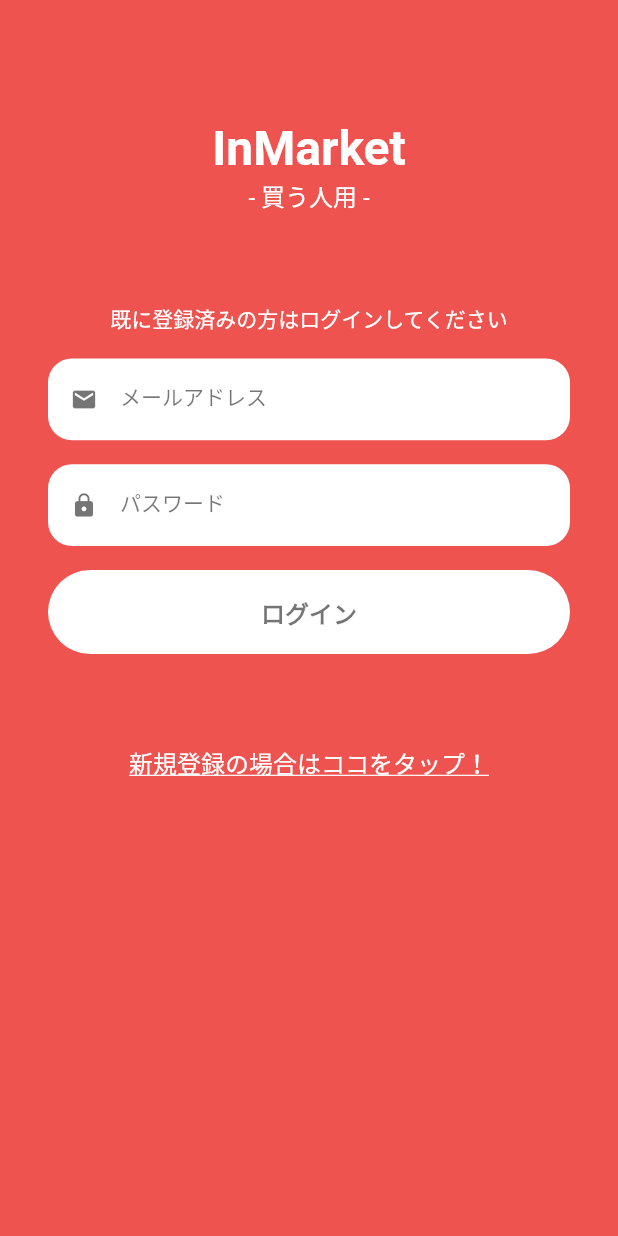
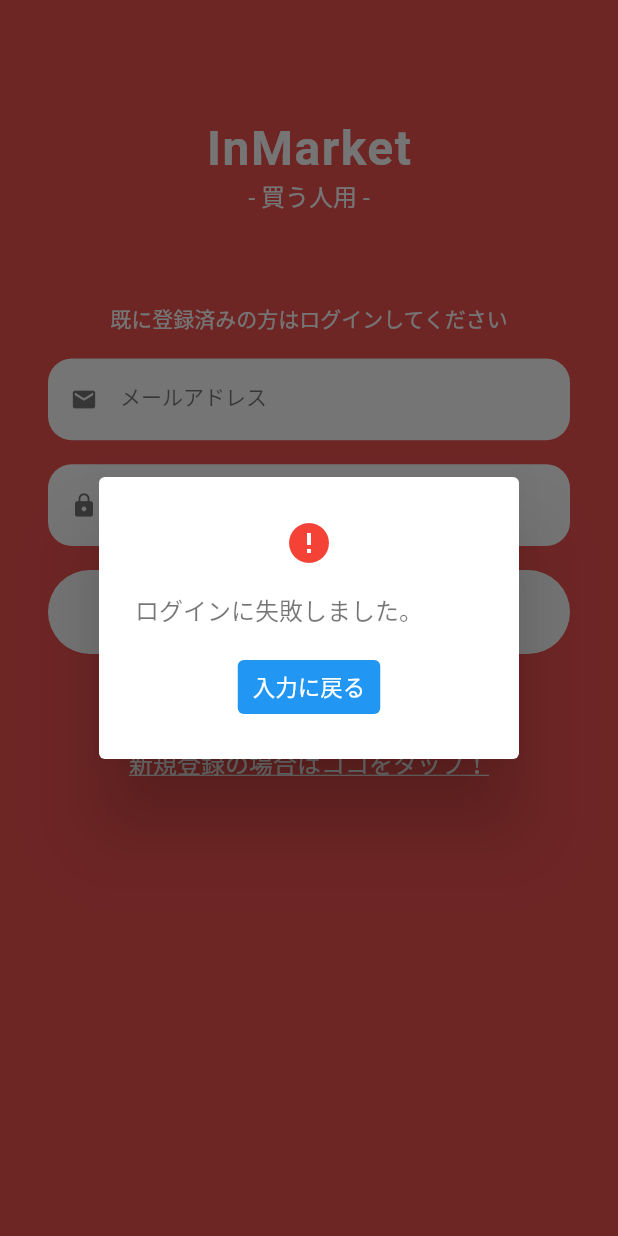
Before and after one commit to agora-creation/in_market_user_app, a Flutter app: the screen it shows after launch, after a tap on "ログイン", on a phone screen of 412 x 824 dp. Run offline on Flutter 3.47's test engine with Material 2 defaults, Android fonts, the phone set to English and light mode, and no system bars; our stand-ins replace firebase_core, flutter_spinkit; accounts and stored records are empty; Roboto replaces fonts that are missing (SourceHanSans-Bold, SourceHanSans-Regular).

Commit message:
20220521 commit

```diff
--- a/lib/helpers/style.dart
+++ b/lib/helpers/style.dart
@@ -23,3 +23,12 @@ ThemeData theme() {
     visualDensity: VisualDensity.adaptivePlatformDensity,
   );
 }
+
+const BoxDecoration loginDecoration = BoxDecoration(
+  color: Color(0xFFEF5350),
+);
+
+const TextStyle loginMessageStyle = TextStyle(
+  color: Colors.white,
+  fontSize: 14.0,
+);
--- a/lib/main.dart
+++ b/lib/main.dart
@@ -1,11 +1,15 @@
+import 'package:firebase_core/firebase_core.dart';
 import 'package:flutter/material.dart';
 import 'package:flutter/services.dart';
 import 'package:flutter_localizations/flutter_localizations.dart';
 import 'package:in_market_user_app/helpers/style.dart';
+import 'package:in_market_user_app/providers/auth.dart';
 import 'package:in_market_user_app/screens/splash.dart';
+import 'package:provider/provider.dart';
 
 Future main() async {
   WidgetsFlutterBinding.ensureInitialized();
+  await Firebase.initializeApp();
   SystemChrome.setPreferredOrientations([
     DeviceOrientation.portraitUp,
   ]);
@@ -17,7 +21,11 @@ class MyApp extends StatelessWidget {
 
   @override
   Widget build(BuildContext context) {
-    return MaterialApp(
+    return MultiProvider(
+      providers: [
+        ChangeNotifierProvider.value(value: AuthProvider()),
+      ],
+      child: MaterialApp(
         debugShowCheckedModeBanner: false,
         localizationsDelegates: const [
           GlobalMaterialLocalizations.delegate,
@@ -29,6 +37,7 @@ class MyApp extends StatelessWidget {
         title: 'InMarket(買う人用)',
         theme: theme(),
         home: const SplashScreen(),
+      ),
     );
   }
 }
--- /dev/null
+++ b/lib/models/user.dart
@@ -0,0 +1 @@
+class UserModel {}
--- /dev/null
+++ b/lib/providers/auth.dart
@@ -0,0 +1,6 @@
+import 'package:flutter/material.dart';
+
+class AuthProvider with ChangeNotifier {
+  TextEditingController emailController = TextEditingController();
+  TextEditingController passwordController = TextEditingController();
+}
--- a/lib/screens/login.dart
+++ b/lib/screens/login.dart
@@ -1,8 +1,10 @@
 import 'package:flutter/material.dart';
 import 'package:flutter/services.dart';
 import 'package:in_market_user_app/helpers/functions.dart';
+import 'package:in_market_user_app/helpers/style.dart';
 import 'package:in_market_user_app/screens/regist.dart';
 import 'package:in_market_user_app/widgets/custom_text_form_field.dart';
+import 'package:in_market_user_app/widgets/error_dialog.dart';
 import 'package:in_market_user_app/widgets/link_button.dart';
 import 'package:in_market_user_app/widgets/login_title.dart';
 import 'package:in_market_user_app/widgets/round_lg_button.dart';
@@ -27,9 +29,7 @@ class _LoginScreenState extends State<LoginScreen> {
           onTap: () => FocusScope.of(context).unfocus(),
           child: Container(
             height: double.infinity,
-            decoration: BoxDecoration(
-              color: Colors.red.shade400,
-            ),
+            decoration: loginDecoration,
             child: SingleChildScrollView(
               physics: const AlwaysScrollableScrollPhysics(),
               padding: const EdgeInsets.symmetric(horizontal: 32),
@@ -42,10 +42,7 @@ class _LoginScreenState extends State<LoginScreen> {
                     children: [
                       const Text(
                         '既に登録済みの方はログインしてください',
-                        style: TextStyle(
-                          color: Colors.white,
-                          fontSize: 14.0,
-                        ),
+                        style: loginMessageStyle,
                       ),
                       const SizedBox(height: 16),
                       CustomTextFormField(
@@ -67,7 +64,14 @@ class _LoginScreenState extends State<LoginScreen> {
                         labelText: 'ログイン',
                         labelColor: Colors.black54,
                         backgroundColor: Colors.white,
-                        onPressed: () {},
+                        onPressed: () {
+                          showDialog(
+                            context: context,
+                            builder: (_) => const ErrorDialog(
+                              message: 'ログインに失敗しました。',
+                            ),
+                          );
+                        },
                       ),
                       const SizedBox(height: 60),
                       LinkButton(
--- a/lib/screens/regist.dart
+++ b/lib/screens/regist.dart
@@ -1,5 +1,6 @@
 import 'package:flutter/material.dart';
 import 'package:flutter/services.dart';
+import 'package:in_market_user_app/helpers/style.dart';
 import 'package:in_market_user_app/widgets/custom_text_form_field.dart';
 import 'package:in_market_user_app/widgets/icon_label.dart';
 import 'package:in_market_user_app/widgets/link_button.dart';
@@ -31,9 +32,7 @@ class _RegistScreenState extends State<RegistScreen> {
           onTap: () => FocusScope.of(context).unfocus(),
           child: Container(
             height: double.infinity,
-            decoration: BoxDecoration(
-              color: Colors.red.shade400,
-            ),
+            decoration: loginDecoration,
             child: SingleChildScrollView(
               physics: const AlwaysScrollableScrollPhysics(),
               padding: const EdgeInsets.symmetric(horizontal: 32),
@@ -46,10 +45,7 @@ class _RegistScreenState extends State<RegistScreen> {
                     children: [
                       const Text(
                         '登録がお済みでない方は新規登録してください',
-                        style: TextStyle(
-                          color: Colors.white,
-                          fontSize: 14.0,
-                        ),
+                        style: loginMessageStyle,
                       ),
                       const SizedBox(height: 16),
                       const IconLabel(
--- a/lib/screens/splash.dart
+++ b/lib/screens/splash.dart
@@ -3,6 +3,7 @@ import 'dart:async';
 import 'package:flutter/material.dart';
 import 'package:flutter/services.dart';
 import 'package:in_market_user_app/helpers/functions.dart';
+import 'package:in_market_user_app/helpers/style.dart';
 import 'package:in_market_user_app/screens/login.dart';
 import 'package:in_market_user_app/widgets/loading.dart';
 import 'package:in_market_user_app/widgets/login_title.dart';
@@ -36,9 +37,7 @@ class _SplashScreenState extends State<SplashScreen> {
           onTap: () => FocusScope.of(context).unfocus(),
           child: Container(
             height: double.infinity,
-            decoration: BoxDecoration(
-              color: Colors.red.shade400,
-            ),
+            decoration: loginDecoration,
             child: Center(
               child: Column(
                 mainAxisAlignment: MainAxisAlignment.spaceAround,
--- /dev/null
+++ b/lib/widgets/custom_text_button.dart
@@ -0,0 +1,29 @@
+import 'package:flutter/material.dart';
+
+class CustomTextButton extends StatelessWidget {
+  final String? labelText;
+  final Color? backgroundColor;
+  final Function()? onPressed;
+
+  const CustomTextButton({
+    this.labelText,
+    this.backgroundColor,
+    this.onPressed,
+    Key? key,
+  }) : super(key: key);
+
+  @override
+  Widget build(BuildContext context) {
+    return TextButton(
+      onPressed: onPressed,
+      style: TextButton.styleFrom(
+        backgroundColor: backgroundColor,
+        padding: const EdgeInsets.symmetric(vertical: 4.0, horizontal: 10.0),
+      ),
+      child: Text(
+        labelText ?? '',
+        style: const TextStyle(color: Colors.white),
+      ),
+    );
+  }
+}
--- /dev/null
+++ b/lib/widgets/error_dialog.dart
@@ -0,0 +1,50 @@
+import 'package:flutter/material.dart';
+import 'package:in_market_user_app/widgets/custom_text_button.dart';
+
+class ErrorDialog extends StatelessWidget {
+  final String? message;
+
+  const ErrorDialog({
+    this.message,
+    Key? key,
+  }) : super(key: key);
+
+  @override
+  Widget build(BuildContext context) {
+    return AlertDialog(
+      content: Column(
+        mainAxisSize: MainAxisSize.min,
+        crossAxisAlignment: CrossAxisAlignment.start,
+        children: [
+          const SizedBox(height: 8),
+          const Center(
+            child: Icon(
+              Icons.error,
+              color: Colors.red,
+              size: 32,
+            ),
+          ),
+          const SizedBox(height: 16),
+          Text(
+            message ?? '',
+            style: const TextStyle(
+              color: Colors.black54,
+              fontSize: 16,
+            ),
+          ),
+          const SizedBox(height: 16),
+          Row(
+            mainAxisAlignment: MainAxisAlignment.center,
+            children: [
+              CustomTextButton(
+                labelText: '入力に戻る',
+                backgroundColor: Colors.blue,
+                onPressed: () => Navigator.pop(context),
+              ),
+            ],
+          ),
+        ],
+      ),
+    );
+  }
+}
--- a/lib/widgets/login_title.dart
+++ b/lib/widgets/login_title.dart
@@ -15,6 +15,7 @@ class LoginTitle extends StatelessWidget {
             fontSize: 32,
             fontWeight: FontWeight.bold,
             fontFamily: 'SourceHanSans-Bold',
+            letterSpacing: 1,
           ),
         ),
         Text(
--- a/pubspec.yaml
+++ b/pubspec.yaml
@@ -16,6 +16,11 @@ dependencies:
 
   cupertino_icons: ^1.0.2
   flutter_spinkit: ^5.1.0
+  firebase_core: ^1.17.0
+  firebase_auth: ^3.3.18
+  cloud_firestore: ^3.1.15
+  firebase_storage: ^10.2.16
+  provider: ^6.0.2
 
 dev_dependencies:
   flutter_test:
```
Also changed, not shown: pubspec.lock, 10 other files. Lines whose indentation alone changed are shown as unchanged.
